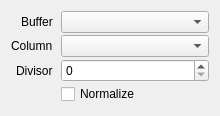
houmain/gpupad, file src/session/AttributeProperties.ui: the form before one commit.
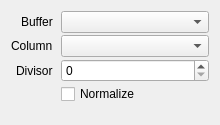
The form after the commit. Custom widgets are drawn as their Qt base class.

```diff
--- a/src/session/AttributeProperties.ui
+++ b/src/session/AttributeProperties.ui
@@ -7,7 +7,7 @@
     <x>0</x>
     <y>0</y>
     <width>220</width>
-    <height>116</height>
+    <height>125</height>
    </rect>
   </property>
   <layout class="QVBoxLayout" name="verticalLayout">
```
Left out of the diff: 6 changed lines with no effect on the pictures.
